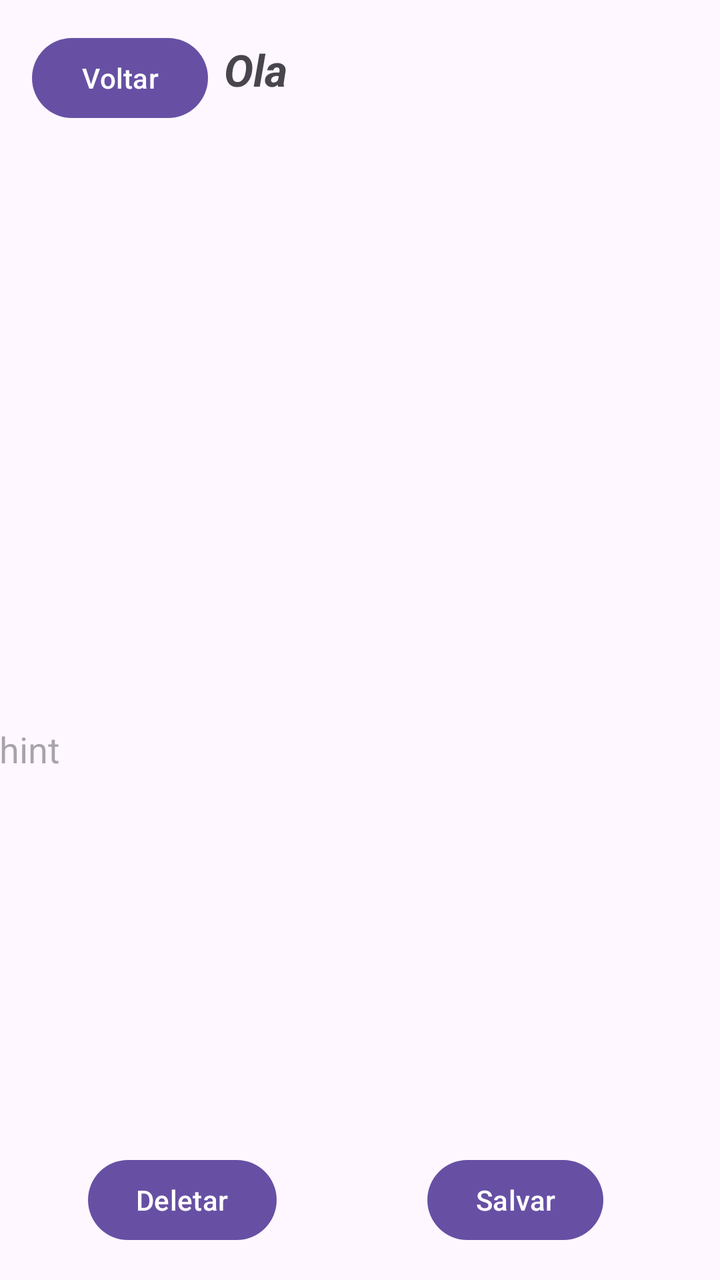
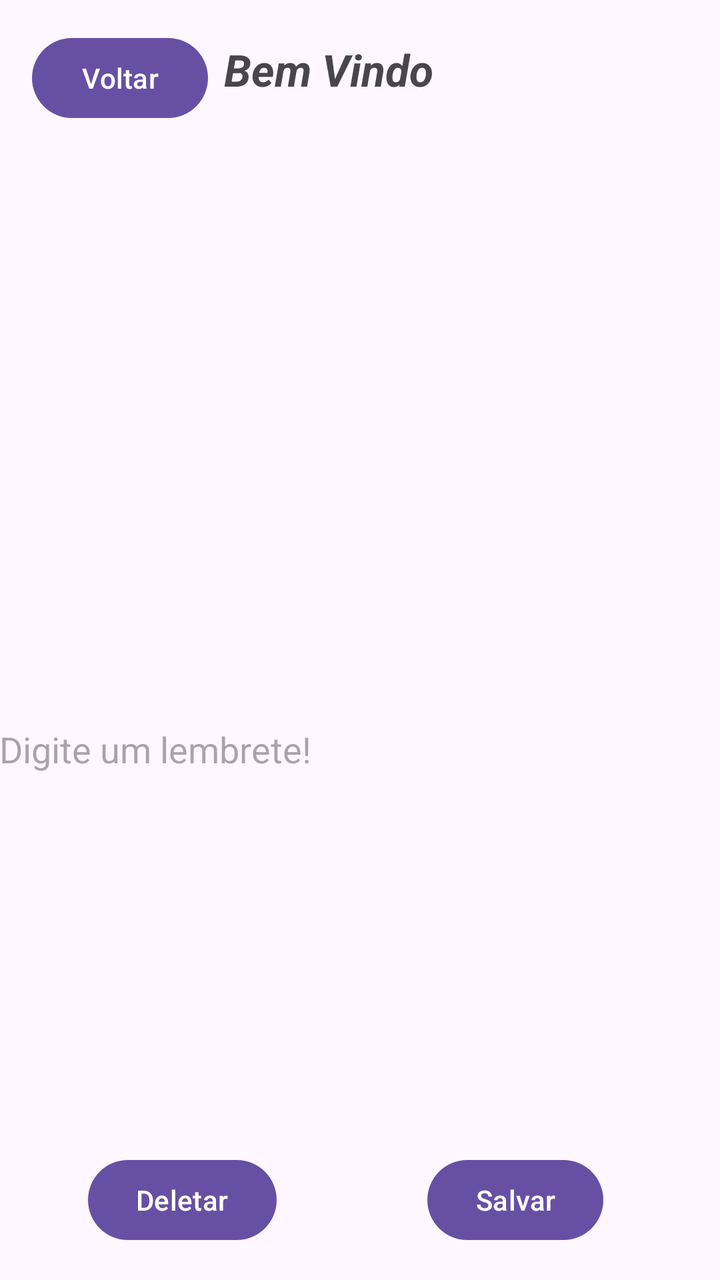

Compare the two renders of this Android layout. The source of the first and the diff that turns it into the second are given below.
<!-- AndroidManifest.xml: application theme Theme.LembreteEduardoFernandes -->
<!-- res/layout/fragment_lembrete.xml -->
<?xml version="1.0" encoding="utf-8"?>
<androidx.constraintlayout.widget.ConstraintLayout xmlns:android="http://schemas.android.com/apk/res/android"
    xmlns:app="http://schemas.android.com/apk/res-auto"
    xmlns:tools="http://schemas.android.com/tools"
    android:layout_width="match_parent"
    android:layout_height="match_parent"
    tools:context=".LembreteFragment">


    <com.google.android.material.textfield.TextInputEditText
        android:id="@+id/textInputEditText"
        android:layout_width="370dp"
        android:layout_height="560dp"
        android:layout_marginTop="32dp"
        android:hint="hint"
        app:layout_constraintEnd_toEndOf="parent"
        app:layout_constraintHorizontal_bias="0.487"
        app:layout_constraintStart_toStartOf="parent"
        app:layout_constraintTop_toBottomOf="@+id/texto" />

    <Button
        android:id="@+id/btnDeletar"
        android:layout_width="wrap_content"
        android:layout_height="wrap_content"
        android:layout_marginBottom="16dp"
        android:text="Deletar"
        app:layout_constraintBottom_toBottomOf="parent"
        app:layout_constraintEnd_toStartOf="@+id/btnSalvar"
        app:layout_constraintHorizontal_bias="0.368"
        app:layout_constraintStart_toStartOf="parent" />

    <Button
        android:id="@+id/btnSalvar"
        android:layout_width="wrap_content"
        android:layout_height="48dp"
        android:layout_marginBottom="16dp"
        android:text="Salvar"
        app:layout_constraintBottom_toBottomOf="parent"
        app:layout_constraintEnd_toEndOf="parent"
        app:layout_constraintHorizontal_bias="0.786"
        app:layout_constraintStart_toStartOf="parent" />

    <Button
        android:id="@+id/btnVoltar"
        android:layout_width="wrap_content"
        android:layout_height="wrap_content"
        android:layout_marginStart="16dp"
        android:text="Voltar"
        app:layout_constraintBottom_toTopOf="@+id/textInputEditText"
        app:layout_constraintStart_toStartOf="parent"
        app:layout_constraintTop_toTopOf="parent"
        app:layout_constraintVertical_bias="0.333" />

    <TextView
        android:id="@+id/texto"
        android:layout_width="287dp"
        android:layout_height="41dp"
        android:layout_marginStart="8dp"
        android:layout_marginTop="20dp"
        android:text="Ola"
        android:textSize="22sp"
        android:textStyle="bold|italic"
        app:layout_constraintEnd_toEndOf="parent"
        app:layout_constraintHorizontal_bias="0.0"
        app:layout_constraintStart_toEndOf="@+id/btnVoltar"
        app:layout_constraintTop_toTopOf="parent" />
</androidx.constraintlayout.widget.ConstraintLayout>
<!-- resources referenced by this layout -->
<resources>
  <style name="Theme.LembreteEduardoFernandes" parent="Base.Theme.LembreteEduardoFernandes" />
  <style name="Base.Theme.LembreteEduardoFernandes" parent="Theme.Material3.DayNight.NoActionBar">
          
          
      </style>
</resources>

<!-- the commit's change to res/layout/fragment_lembrete.xml (unified diff, before → after) -->
@@ -12,11 +12,11 @@
         android:layout_width="370dp"
         android:layout_height="560dp"
         android:layout_marginTop="32dp"
-        android:hint="hint"
+        android:hint="Digite um lembrete!"
         app:layout_constraintEnd_toEndOf="parent"
         app:layout_constraintHorizontal_bias="0.487"
         app:layout_constraintStart_toStartOf="parent"
-        app:layout_constraintTop_toBottomOf="@+id/texto" />
+        app:layout_constraintTop_toBottomOf="@+id/textViewBemVindo" />
 
     <Button
         android:id="@+id/btnDeletar"
@@ -52,12 +52,12 @@
         app:layout_constraintVertical_bias="0.333" />
 
     <TextView
-        android:id="@+id/texto"
+        android:id="@+id/textViewBemVindo"
         android:layout_width="287dp"
         android:layout_height="41dp"
         android:layout_marginStart="8dp"
         android:layout_marginTop="20dp"
-        android:text="Ola"
+        android:text="Bem Vindo"
         android:textSize="22sp"
         android:textStyle="bold|italic"
         app:layout_constraintEnd_toEndOf="parent"
